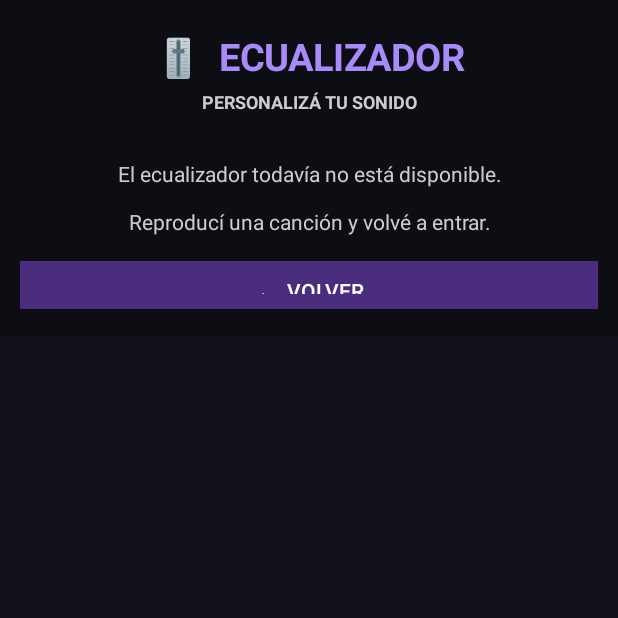
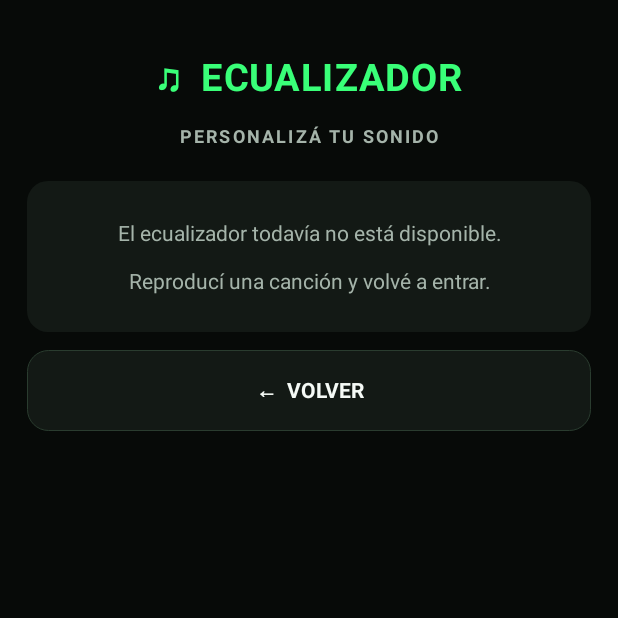
Before and after one commit to gustavopayella-commits/Spampafy, an Android app: the EqualizerActivity screen opened directly, with no data from a screen before it, on a phone screen of 412 x 824 dp, the top half of it. Run offline under Robolectric (Android 15) with nearby library versions, the phone set to English and light mode, and no system bars.

Commit message:
Actualizar EqualizerActivity.kt

```diff
--- a/app/src/main/java/com/spampafy/music/EqualizerActivity.kt
+++ b/app/src/main/java/com/spampafy/music/EqualizerActivity.kt
@@ -1,10 +1,12 @@
-
 package com.spampafy.music
 
+import android.content.res.ColorStateList
 import android.graphics.Color
 import android.graphics.Typeface
+import android.graphics.drawable.GradientDrawable
 import android.os.Bundle
 import android.view.Gravity
+import android.view.View
 import android.widget.Button
 import android.widget.LinearLayout
 import android.widget.ScrollView
@@ -16,9 +18,13 @@ import java.util.Locale
 
 class EqualizerActivity : AppCompatActivity() {
 
-    private val bgColor = Color.rgb(13, 13, 20)
-    private val panel = Color.rgb(29, 27, 43)
-    private val violet = Color.rgb(167, 139, 250)
+    private val bgColor = Color.rgb(7, 10, 8)
+    private val panel = Color.rgb(19, 25, 21)
+    private val panelSelected = Color.rgb(20, 65, 38)
+    private val green = Color.rgb(57, 255, 120)
+    private val greenDark = Color.rgb(25, 150, 75)
+    private val white = Color.rgb(245, 250, 246)
+    private val muted = Color.rgb(165, 180, 170)
 
     private lateinit var root: LinearLayout
 
@@ -27,38 +33,62 @@ class EqualizerActivity : AppCompatActivity() {
         render()
     }
 
+    private fun roundedBackground(
+        color: Int,
+        strokeColor: Int = Color.TRANSPARENT,
+        strokeWidth: Int = 0
+    ): GradientDrawable {
+        return GradientDrawable().apply {
+            setColor(color)
+            cornerRadius = dp(14).toFloat()
+            if (strokeWidth > 0) {
+                setStroke(dp(strokeWidth), strokeColor)
+            }
+        }
+    }
+
+    private fun dp(value: Int): Int =
+        (value * resources.displayMetrics.density).toInt()
+
     private fun render() {
         root = LinearLayout(this).apply {
             orientation = LinearLayout.VERTICAL
-            setPadding(20, 24, 20, 20)
+            setPadding(dp(18), dp(20), dp(18), dp(22))
             setBackgroundColor(bgColor)
         }
 
-        val scroll = ScrollView(this)
+        val scroll = ScrollView(this).apply {
+            isFillViewport = true
+            clipToPadding = false
+            setBackgroundColor(bgColor)
+            setPadding(0, 0, 0, dp(8))
+        }
         scroll.addView(root)
         setContentView(scroll)
 
         root.addView(TextView(this).apply {
-            text = "🎚  ECUALIZADOR"
+            text = "♫  ECUALIZADOR"
             textSize = 25f
             typeface = Typeface.DEFAULT_BOLD
-            setTextColor(violet)
+            setTextColor(green)
             gravity = Gravity.CENTER
-        }, LinearLayout.LayoutParams(-1, 65))
+            letterSpacing = 0.04f
+        }, LinearLayout.LayoutParams(-1, dp(62)))
 
         root.addView(TextView(this).apply {
             text = "PERSONALIZÁ TU SONIDO"
             textSize = 12f
             typeface = Typeface.DEFAULT_BOLD
-            setTextColor(Color.LTGRAY)
+            setTextColor(muted)
             gravity = Gravity.CENTER
-            setPadding(0, 0, 0, 20)
+            letterSpacing = 0.12f
+            setPadding(0, 0, 0, dp(22))
         })
 
         if (!EqualizerEngine.isAvailable()) {
             addMessage(
                 "El ecualizador todavía no está disponible.\n\n" +
-                "Reproducí una canción y volvé a entrar."
+                    "Reproducí una canción y volvé a entrar."
             )
             addBackButton()
             return
@@ -74,8 +104,8 @@ class EqualizerActivity : AppCompatActivity() {
         val enabled = EqualizerEngine.isEnabled()
 
         addButton(
-            if (enabled) "●  ECUALIZADOR ACTIVADO"
-            else "○  ECUALIZADOR DESACTIVADO"
+            if (enabled) "●  ECUALIZADOR ACTIVADO" else "○  ECUALIZADOR DESACTIVADO",
+            selected = enabled
         ) {
             EqualizerEngine.setEnabled(!EqualizerEngine.isEnabled())
             render()
@@ -95,7 +125,8 @@ class EqualizerActivity : AppCompatActivity() {
 
         presets.forEachIndexed { index, name ->
             addButton(
-                if (index == selected) "✓  $name" else name
+                if (index == selected) "✓  $name" else name,
+                selected = index == selected
             ) {
                 EqualizerEngine.setPreset(index.toShort())
 
@@ -121,11 +152,10 @@ class EqualizerActivity : AppCompatActivity() {
         }
 
         bands.forEach { band ->
-
             val container = LinearLayout(this).apply {
                 orientation = LinearLayout.VERTICAL
-                setPadding(14, 12, 14, 12)
-                setBackgroundColor(panel)
+                setPadding(dp(15), dp(13), dp(15), dp(12))
+                background = roundedBackground(panel, Color.rgb(37, 54, 43), 1)
             }
 
             val frequency = if (band.frequencyHz >= 1000) {
@@ -142,23 +172,27 @@ class EqualizerActivity : AppCompatActivity() {
                 text = frequency
                 textSize = 16f
                 typeface = Typeface.DEFAULT_BOLD
-                setTextColor(violet)
+                setTextColor(green)
             }
 
             val level = TextView(this).apply {
                 text = formatLevel(band.level)
                 textSize = 13f
-                setTextColor(Color.LTGRAY)
+                typeface = Typeface.DEFAULT_BOLD
+                setTextColor(white)
             }
 
             val seek = SeekBar(this).apply {
                 max = (band.maxLevel - band.minLevel).coerceAtLeast(1)
-                progress = (band.level - band.minLevel)
-                    .coerceIn(0, max)
+                progress = (band.level - band.minLevel).coerceIn(0, max)
+                progressTintList = ColorStateList.valueOf(green)
+                thumbTintList = ColorStateList.valueOf(green)
+                progressBackgroundTintList = ColorStateList.valueOf(
+                    Color.rgb(55, 75, 61)
+                )
 
                 setOnSeekBarChangeListener(
                     object : SeekBar.OnSeekBarChangeListener {
-
                         override fun onProgressChanged(
                             seekBar: SeekBar?,
                             progress: Int,
@@ -166,23 +200,14 @@ class EqualizerActivity : AppCompatActivity() {
                         ) {
                             if (fromUser) {
                                 val value = band.minLevel + progress
-
-                                EqualizerEngine.setBandLevel(
-                                    band.index,
-                                    value
-                                )
-
+                                EqualizerEngine.setBandLevel(band.index, value)
                                 level.text = formatLevel(value)
                             }
                         }
 
-                        override fun onStartTrackingTouch(
-                            seekBar: SeekBar?
-                        ) {}
+                        override fun onStartTrackingTouch(seekBar: SeekBar?) {}
 
-                        override fun onStopTrackingTouch(
-                            seekBar: SeekBar?
-                        ) {}
+                        override fun onStopTrackingTouch(seekBar: SeekBar?) {}
                     }
                 )
             }
@@ -194,7 +219,7 @@ class EqualizerActivity : AppCompatActivity() {
             root.addView(
                 container,
                 LinearLayout.LayoutParams(-1, -2).apply {
-                    bottomMargin = 9
+                    bottomMargin = dp(10)
                 }
             )
         }
@@ -211,10 +236,11 @@ class EqualizerActivity : AppCompatActivity() {
     private fun addSection(title: String) {
         root.addView(TextView(this).apply {
             text = title
-            textSize = 14f
+            textSize = 13f
             typeface = Typeface.DEFAULT_BOLD
-            setTextColor(violet)
-            setPadding(0, 22, 0, 12)
+            setTextColor(green)
+            letterSpacing = 0.08f
+            setPadding(dp(2), dp(22), dp(2), dp(12))
         })
     }
 
@@ -223,28 +249,44 @@ class EqualizerActivity : AppCompatActivity() {
             text = message
             textSize = 14f
             gravity = Gravity.CENTER
-            setTextColor(Color.LTGRAY)
-            setPadding(15, 25, 15, 25)
+            setTextColor(muted)
+            setPadding(dp(18), dp(25), dp(18), dp(25))
+            background = roundedBackground(panel)
+        }, LinearLayout.LayoutParams(-1, -2).apply {
+            bottomMargin = dp(12)
         })
     }
 
     private fun addButton(
         label: String,
+        selected: Boolean = false,
         action: () -> Unit
     ) {
         val button = Button(this).apply {
             text = label
             isAllCaps = false
+            isSingleLine = false
+            maxLines = 2
             textSize = 14f
-            setTextColor(Color.WHITE)
-            setBackgroundColor(Color.rgb(75, 45, 125))
+            gravity = Gravity.CENTER
+            setPadding(dp(12), dp(8), dp(12), dp(8))
+            minHeight = dp(54)
+            minimumHeight = dp(54)
+            setTextColor(if (selected) Color.BLACK else white)
+            typeface = Typeface.DEFAULT_BOLD
+            background = roundedBackground(
+                if (selected) green else panel,
+                if (selected) green else Color.rgb(42, 60, 47),
+                1
+            )
+            stateListAnimator = null
             setOnClickListener { action() }
         }
 
         root.addView(
             button,
-            LinearLayout.LayoutParams(-1, 48).apply {
-                bottomMargin = 7
+            LinearLayout.LayoutParams(-1, -2).apply {
+                bottomMargin = dp(9)
             }
         )
     }
```
